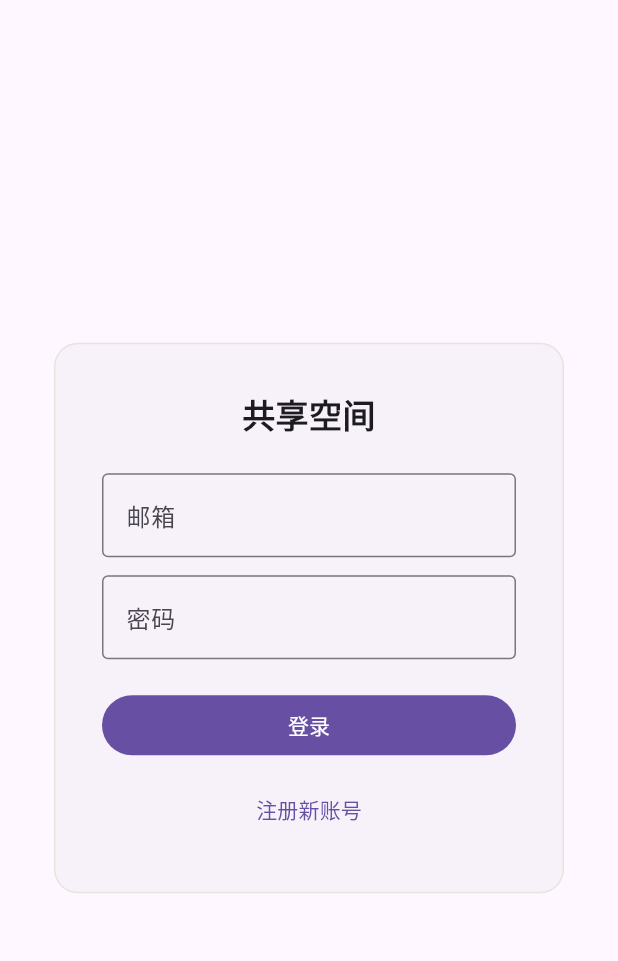
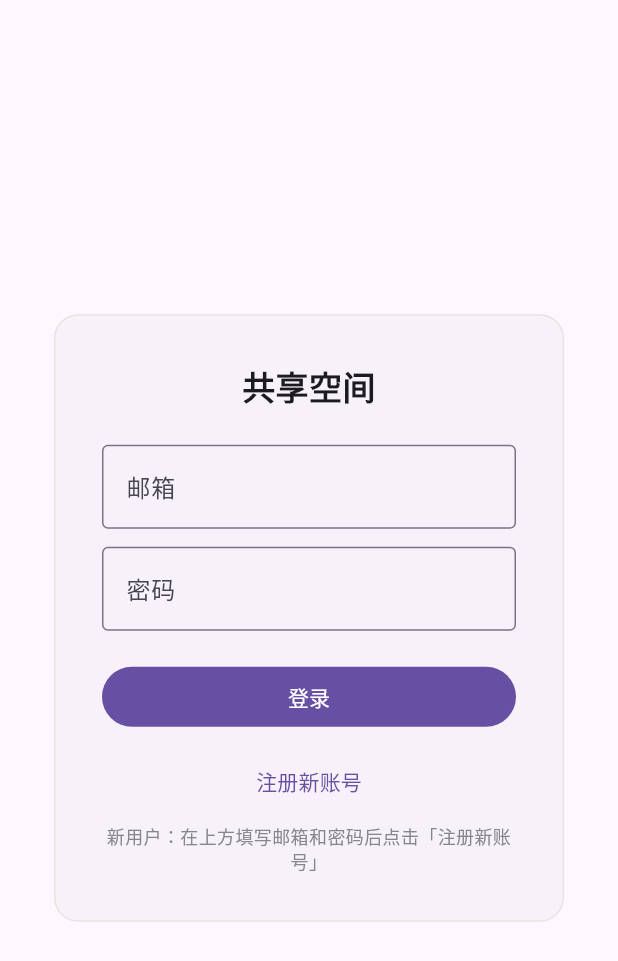
Before and after one commit to unob-whyue/shared-space, a Flutter app: the LoginPage screen opened directly, on a phone screen of 412 x 824 dp. Shown: the top 961 px of the screen. Run offline on Flutter 3.47's test engine with Material 3 defaults, Android fonts, the phone set to English and light mode, and no system bars; our stand-ins replace flutter_image_compress, image_picker, supabase_flutter; accounts and stored records are empty.

Commit message:
fix: validate auth form fields and clarify register flow

```diff
--- a/app/lib/features/auth/login_page.dart
+++ b/app/lib/features/auth/login_page.dart
@@ -21,7 +21,26 @@ class _LoginPageState extends State<LoginPage> {
 
   AuthRepository get _repo => AuthRepository(Supabase.instance.client);
 
-  Future<void> _run(Future<void> Function() action) async {
+  /// 客户端表单校验（PRD §47）。返回错误文案，null 表示通过。
+  /// 注意：空邮箱会触发服务端「匿名注册被禁」的误导性报错，必须先拦。
+  String? _validate({required bool isSignUp}) {
+    final email = _email.text.trim();
+    if (email.isEmpty) return '请输入邮箱';
+    if (!email.contains('@') || !email.contains('.')) return '邮箱格式不正确';
+    if (_password.text.isEmpty) return '请输入密码';
+    if (isSignUp && _password.text.length < 6) return '密码至少 6 位';
+    return null;
+  }
+
+  Future<void> _run(Future<void> Function() action,
+      {bool isSignUp = false}) async {
+    final validationError = _validate(isSignUp: isSignUp);
+    if (validationError != null) {
+      setState(() {
+        _error = validationError;
+      });
+      return;
+    }
     setState(() {
       _loading = true;
       _error = null;
@@ -106,19 +125,31 @@ class _LoginPageState extends State<LoginPage> {
                     FilledButton(
                       onPressed: _loading
                           ? null
-                          : () => _run(() => _repo.signIn(
-                              email: _email.text.trim(),
-                              password: _password.text)),
+                          : () => _run(
+                                () => _repo.signIn(
+                                    email: _email.text.trim(),
+                                    password: _password.text),
+                              ),
                       child: Text(_loading ? '处理中…' : '登录'),
                     ),
                     const SizedBox(height: 8),
                     TextButton(
                       onPressed: _loading
                           ? null
-                          : () => _run(() => _repo.signUp(
-                              email: _email.text.trim(),
-                              password: _password.text)),
+                          : () => _run(
+                                () => _repo.signUp(
+                                    email: _email.text.trim(),
+                                    password: _password.text),
+                                isSignUp: true,
+                              ),
                       child: Text(_loading ? '处理中…' : '注册新账号'),
+                    ),
+                    const SizedBox(height: 4),
+                    const Text(
+                      '新用户：在上方填写邮箱和密码后点击「注册新账号」',
+                      textAlign: TextAlign.center,
+                      style: TextStyle(
+                          color: AppColors.textSecondary, fontSize: 12),
                     ),
                   ],
                 ),
```
